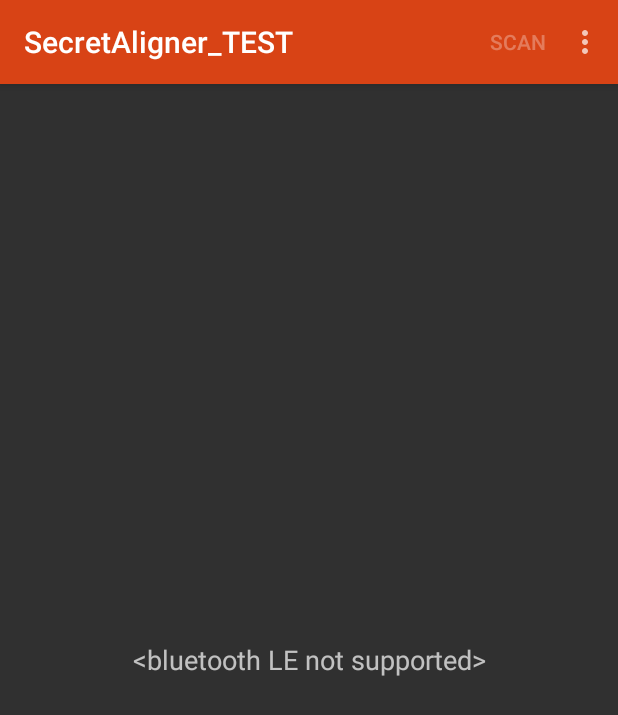
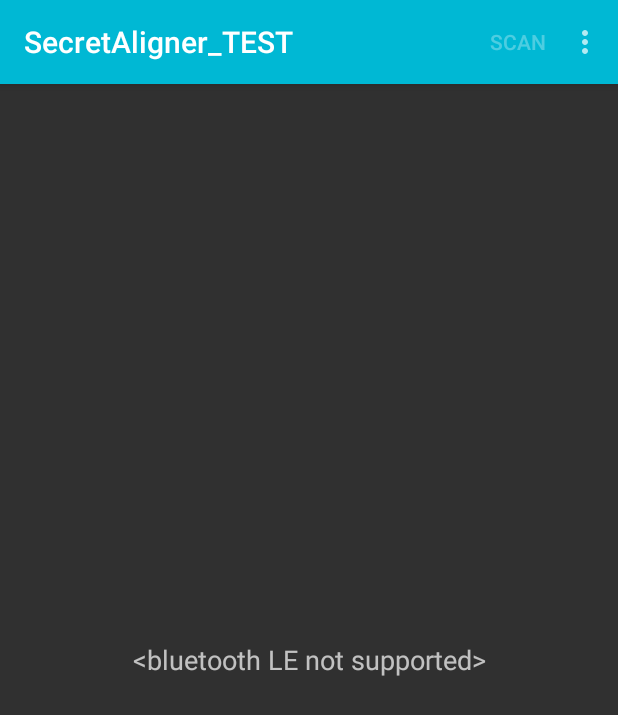
Before and after one commit to JSenen/SAlignerTest, an Android app: the screen it shows after launch (MainActivity), on a phone screen of 412 x 824 dp. Shown: the top 715 px of the screen. Run offline under Robolectric (Android 15) with nearby library versions, the phone set to English and light mode, and no system bars.

Commit message:
Change some colors and make icon

```diff
--- a/app/src/main/res/values/colors.xml
+++ b/app/src/main/res/values/colors.xml
@@ -1,8 +1,8 @@
 <?xml version="1.0" encoding="utf-8"?>
 <resources>
-    <color name="colorPrimary">#d84315</color>
-    <color name="colorPrimaryDark">#bf360c</color>
-    <color name="colorAccent">#ff6e40</color>
+    <color name="colorPrimary">#00B8D4</color>
+    <color name="colorPrimaryDark">#14399E</color>
+    <color name="colorAccent">#00B8D4</color>
 
     <color name="colorRecieveText">#00FF00</color>
     <color name="colorSendText">#82CAFF</color>
@@ -12,4 +12,5 @@
     <color name="light_blue_A200">#FF40C4FF</color>
     <color name="light_blue_A400">#FF00B0FF</color>
     <color name="black_overlay">#66000000</color>
+    <color name="white">#FFFFFF</color>
 </resources>
--- a/app/src/main/res/values/strings.xml
+++ b/app/src/main/res/values/strings.xml
@@ -1,6 +1,6 @@
 <resources>
     <string name="app_name">SecretAligner_TEST</string>
-    <string name="devices">Bluetooth LE Devices</string>
+    <string name="devices">Devices</string>
 
     <string name="bluetooth_permission_title">Bluetooth permission</string>
     <string name="bluetooth_permission_grant">Bluetooth permission is required by this App. Please grant in next dialog.</string>
```
Also changed, not shown: app/src/main/res/layout/device_list_item.xml (+6 -3 lines).
